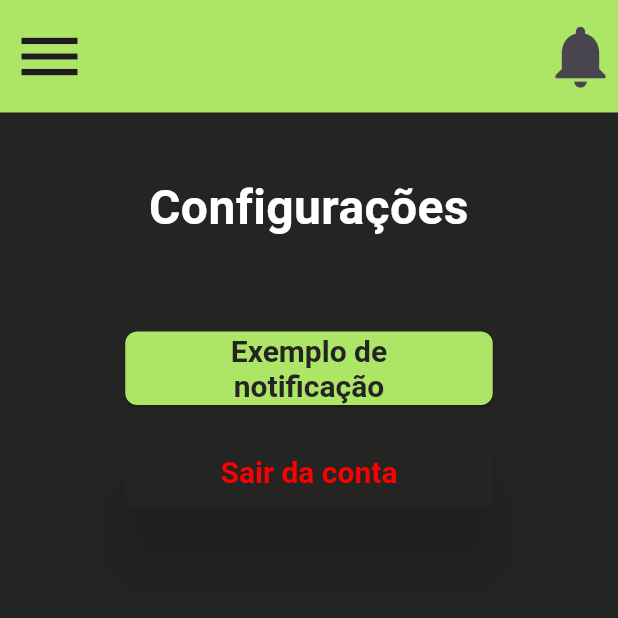
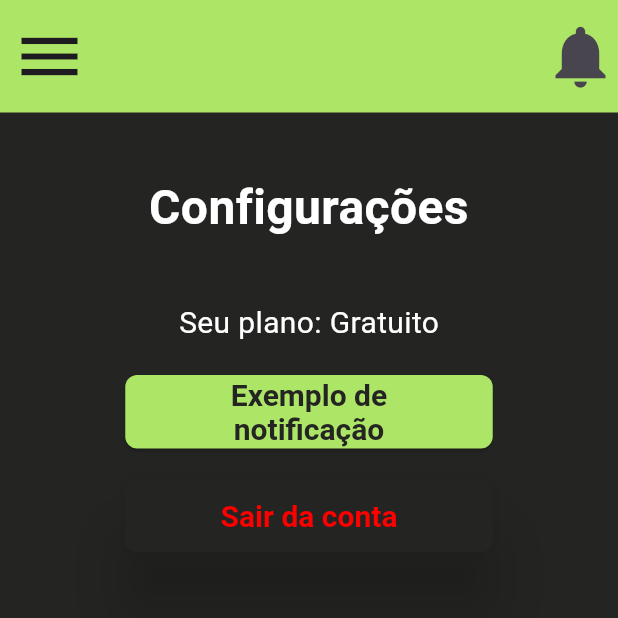
Before and after one commit to LuisFernandoPBPereira/EZReminder, a Flutter app: the CriarLembrete screen opened directly, after a tap on the "menu" icon, after a tap on "Configurações", on a phone screen of 412 x 824 dp, the top half of it. Run offline on Flutter 3.47's test engine with Material 3 defaults, Android fonts, the phone set to English and light mode, and no system bars; our stand-ins replace cloud_firestore, firebase_auth, firebase_core, flutter_colorpicker, flutter_local_notifications, flutter_timezone and 1 more; accounts and stored records are empty; generated files the repository leaves out were written again.

Commit message:
feat: configurando o plano premium

```diff
--- a/lib/global/ezreminder_colors.dart
+++ b/lib/global/ezreminder_colors.dart
@@ -1,5 +1,3 @@
-import 'package:flutter/material.dart';
-
 class EzreminderColors {
   static int backgroundPreto = 0xFF242423;
   static int primaryVerde = 0xFFADE566;
--- /dev/null
+++ b/lib/global/plano_config.dart
@@ -0,0 +1,5 @@
+class PlanoConfig {
+  static Plano planoConfig = Plano.gratuito;
+}
+
+enum Plano { gratuito, premium }
--- a/lib/models/lembrete_model.dart
+++ b/lib/models/lembrete_model.dart
@@ -11,7 +11,7 @@ class LembreteModel {
   LembreteModel(
       {required this.id,
       required this.nome,
-      localizacao,
+      this.localizacao,
       required this.descricao,
       required this.tipoLembrete,
       required this.cor,
--- a/lib/screens/configuracoes.dart
+++ b/lib/screens/configuracoes.dart
@@ -3,6 +3,8 @@ import 'package:ez_reminder/components/custom_button.dart';
 import 'package:ez_reminder/components/custom_notification.dart';
 import 'package:ez_reminder/components/titulo.dart';
 import 'package:ez_reminder/global/ezreminder_colors.dart';
+import 'package:ez_reminder/global/plano_config.dart';
+import 'package:ez_reminder/main.dart';
 import 'package:ez_reminder/screens/login.dart';
 import 'package:ez_reminder/services/auth_service.dart';
 import 'package:ez_reminder/services/notification_service.dart';
@@ -18,17 +20,31 @@ class Configuracoes extends StatelessWidget {
       child: Column(
         children: [
           const Titulo(texto: "Configurações"),
+          PlanoConfig.planoConfig == Plano.gratuito
+              ? Text("Seu plano: Gratuito",
+                  style: TextStyle(
+                      color: Color(EzreminderColors.branco), fontSize: 20))
+              : Text("Seu plano: Premium",
+                  style: TextStyle(
+                      color: Color(EzreminderColors.branco), fontSize: 20)),
           Container(
             margin: const EdgeInsets.symmetric(horizontal: 0, vertical: 20),
             child: CustomButton(
                 label: "Exemplo de notificação",
                 onPressed: () {
-                  Provider.of<NotificationService>(context, listen: false)
-                      .showNotificationExample(CustomNotification(
-                          id: 1,
-                          title: "Ir para a faculdade",
-                          body: "Não posso pegar DP",
-                          date: DateTime.now()));
+                  PlanoConfig.planoConfig == Plano.gratuito
+                      ? Provider.of<NotificationService>(context, listen: false)
+                          .showNotificationExample(CustomNotification(
+                              id: 1,
+                              title: "Ir para a faculdade",
+                              body: "Não posso pegar DP",
+                              date: DateTime.now()))
+                      : Provider.of<NotificationService>(context, listen: false)
+                          .showNotificationExample(CustomNotification(
+                              id: 1,
+                              title: "Ir para a faculdade - UNASP",
+                              body: "Não posso pegar DP",
+                              date: DateTime.now()));
                 }),
           ),
           ElevatedButton(
--- a/lib/screens/criar_lembrete.dart
+++ b/lib/screens/criar_lembrete.dart
@@ -4,6 +4,7 @@ import 'package:ez_reminder/components/custom_snackbar.dart';
 import 'package:ez_reminder/components/sidebar.dart';
 import 'package:ez_reminder/components/titulo.dart';
 import 'package:ez_reminder/global/ezreminder_colors.dart';
+import 'package:ez_reminder/global/plano_config.dart';
 import 'package:ez_reminder/models/lembrete_model.dart';
 import 'package:ez_reminder/screens/home.dart';
 import 'package:ez_reminder/services/lembrete_service.dart';
@@ -26,6 +27,7 @@ class _CriarLembreteState extends State<CriarLembrete> {
   TextEditingController nomeDoLembrete = TextEditingController();
   TextEditingController descricaoDoLembrete = TextEditingController();
   TextEditingController tipoDoLembrete = TextEditingController();
+  TextEditingController localizacao = TextEditingController();
   ValueNotifier<String> dateText = ValueNotifier('Nenhuma data selecionada');
   ValueNotifier<String> timeText = ValueNotifier('Nenhuma hora selecionada');
   String tipoLembrete = "";
@@ -185,6 +187,26 @@ class _CriarLembreteState extends State<CriarLembrete> {
                     ),
                   ),
                 ),
+                Visibility(
+                  visible: PlanoConfig.planoConfig == Plano.premium,
+                  child: Container(
+                    margin: const EdgeInsets.only(bottom: 25),
+                    child: Padding(
+                      padding: const EdgeInsets.symmetric(
+                          horizontal: 60.0, vertical: 0),
+                      child: TextField(
+                        controller: localizacao,
+                        decoration: InputDecoration(
+                          labelStyle:
+                              TextStyle(color: Color(EzreminderColors.branco)),
+                          labelText: "Localização",
+                          border: const UnderlineInputBorder(),
+                        ),
+                        style: const TextStyle(color: Color(0xFFFFFFFF)),
+                      ),
+                    ),
+                  ),
+                ),
                 const Text(
                   'Cor selecionada:',
                   style: TextStyle(fontSize: 18, color: Color(0xFFFFFFFF)),
@@ -249,6 +271,8 @@ class _CriarLembreteState extends State<CriarLembrete> {
   adicionarLembrete() {
     if (!lembreteValido()) return;
 
+    print(localizacao.text);
+
     LembreteModel lembrete = LembreteModel(
         id: const Uuid().v1(),
         nome: nomeDoLembrete.text,
@@ -256,7 +280,8 @@ class _CriarLembreteState extends State<CriarLembrete> {
         tipoLembrete: tipoDoLembrete.text,
         cor: selectedColor.value,
         hora: "${horaSelecionada?.hour}:${horaSelecionada?.minute}",
-        data: DateFormat("yyyy-MM-dd").format(selectedDate!));
+        data: DateFormat("yyyy-MM-dd").format(selectedDate!),
+        localizacao: localizacao.text);
 
     lembreteService.adicionarLembrete(lembrete).then((value) {
       setState(() {
```
Also changed, not shown: lib/screens/editar_lembrete.dart (+23 -0 lines), lib/screens/planos.dart (+28 -5 lines).
